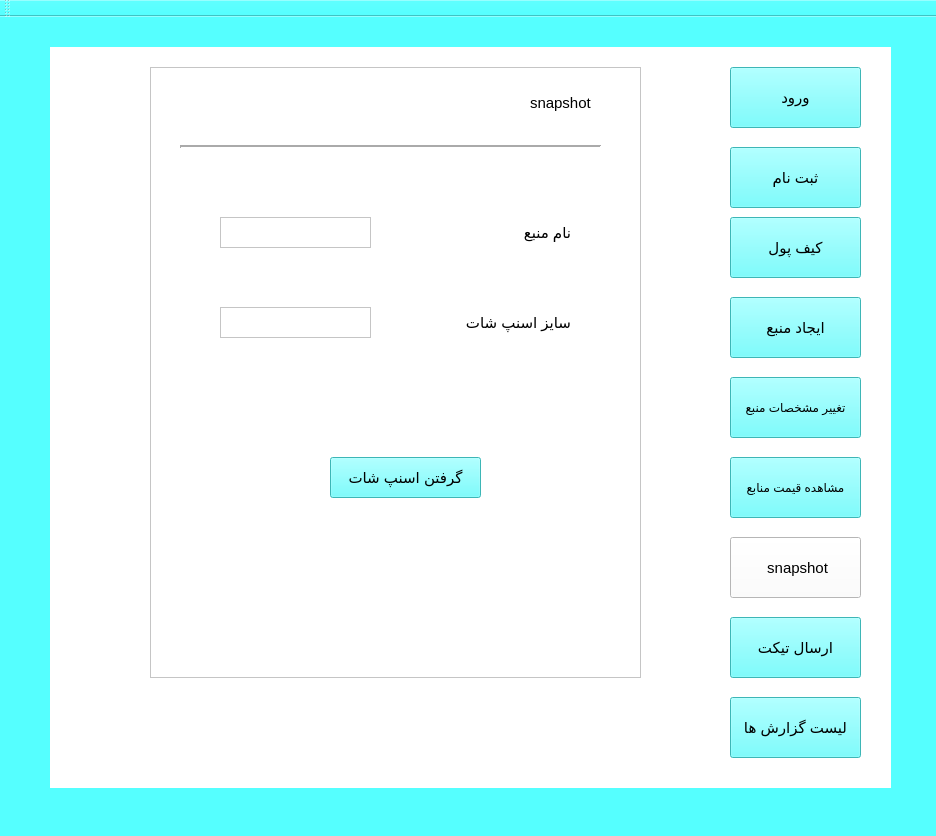
This is projV0/grafic.ui in negarnegma/database-finalproject as Qt 5 draws it before an edit. The edited form follows.
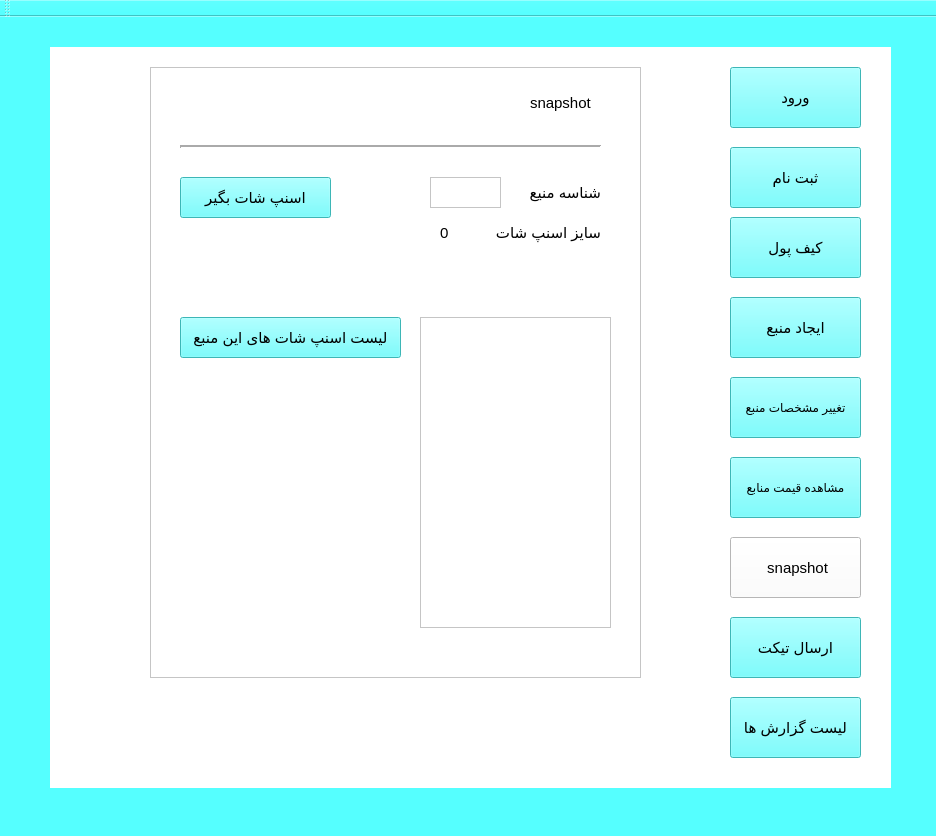
This is the edited form. The open tabs and pages were chosen to show the change.

Commit message: snapshot nottested

```diff
--- a/projV0/grafic.ui
+++ b/projV0/grafic.ui
@@ -3636,8 +3636,8 @@
       <property name="geometry">
        <rect>
         <x>460</x>
-        <y>170</y>
-        <width>61</width>
+        <y>130</y>
+        <width>91</width>
         <height>31</height>
        </rect>
       </property>
@@ -3647,7 +3647,7 @@
        </font>
       </property>
       <property name="text">
-       <string>نام منبع</string>
+       <string>شناسه منیع</string>
       </property>
      </widget>
      <widget class="QLabel" name="label_170">
@@ -3687,9 +3687,9 @@
      <widget class="QLabel" name="label_171">
       <property name="geometry">
        <rect>
-        <x>370</x>
-        <y>260</y>
-        <width>151</width>
+        <x>430</x>
+        <y>170</y>
+        <width>121</width>
         <height>31</height>
        </rect>
       </property>
@@ -3705,8 +3705,8 @@
      <widget class="QPushButton" name="pushButton_4">
       <property name="geometry">
        <rect>
-        <x>280</x>
-        <y>410</y>
+        <x>130</x>
+        <y>130</y>
         <width>151</width>
         <height>41</height>
        </rect>
@@ -3720,7 +3720,7 @@
        <string notr="true">background-color: rgb(85, 255, 255);</string>
       </property>
       <property name="text">
-       <string>گرفتن اسنپ شات</string>
+       <string>اسنپ شات بگیر</string>
       </property>
      </widget>
      <widget class="QPushButton" name="pushButton_54">
@@ -3747,27 +3747,66 @@
      <widget class="QTextEdit" name="os_name">
       <property name="geometry">
        <rect>
-        <x>170</x>
+        <x>380</x>
+        <y>130</y>
+        <width>71</width>
+        <height>31</height>
+       </rect>
+      </property>
+      <property name="styleSheet">
+       <string notr="true">background-color: rgb(255, 255, 255);</string>
+      </property>
+     </widget>
+     <widget class="QLabel" name="snapshot_size">
+      <property name="geometry">
+       <rect>
+        <x>390</x>
         <y>170</y>
-        <width>151</width>
+        <width>21</width>
         <height>31</height>
        </rect>
       </property>
+      <property name="font">
+       <font>
+        <pointsize>11</pointsize>
+       </font>
+      </property>
+      <property name="text">
+       <string>0</string>
+      </property>
+     </widget>
+     <widget class="QTextEdit" name="snapshots">
+      <property name="geometry">
+       <rect>
+        <x>370</x>
+        <y>270</y>
+        <width>191</width>
+        <height>311</height>
+       </rect>
+      </property>
       <property name="styleSheet">
        <string notr="true">background-color: rgb(255, 255, 255);</string>
       </property>
      </widget>
-     <widget class="QTextEdit" name="size_snapshot">
+     <widget class="QPushButton" name="getsnapshots">
       <property name="geometry">
        <rect>
-        <x>170</x>
-        <y>260</y>
-        <width>151</width>
-        <height>31</height>
+        <x>130</x>
+        <y>270</y>
+        <width>221</width>
+        <height>41</height>
        </rect>
       </property>
+      <property name="font">
+       <font>
+        <pointsize>11</pointsize>
+       </font>
+      </property>
       <property name="styleSheet">
-       <string notr="true">background-color: rgb(255, 255, 255);</string>
+       <string notr="true">background-color: rgb(85, 255, 255);</string>
+      </property>
+      <property name="text">
+       <string>لیست اسنپ شات های این منبع</string>
       </property>
      </widget>
     </widget>
```
Left out of the diff: 6 changed lines with no effect on the pictures. The commit also changes 5 other files.
